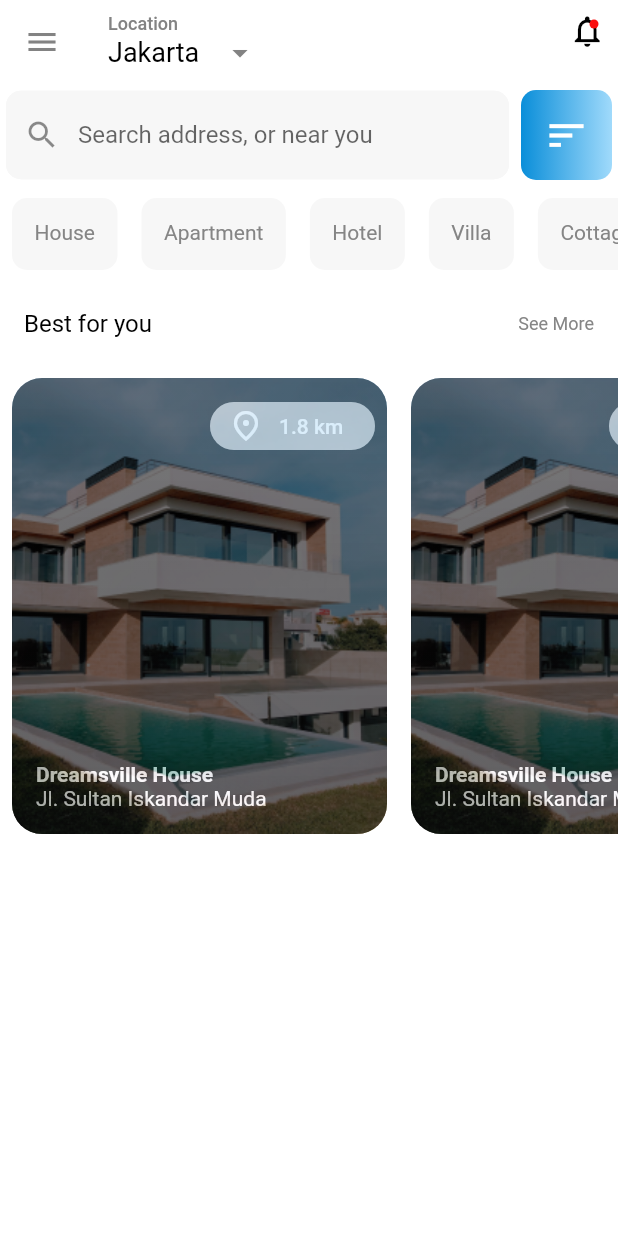
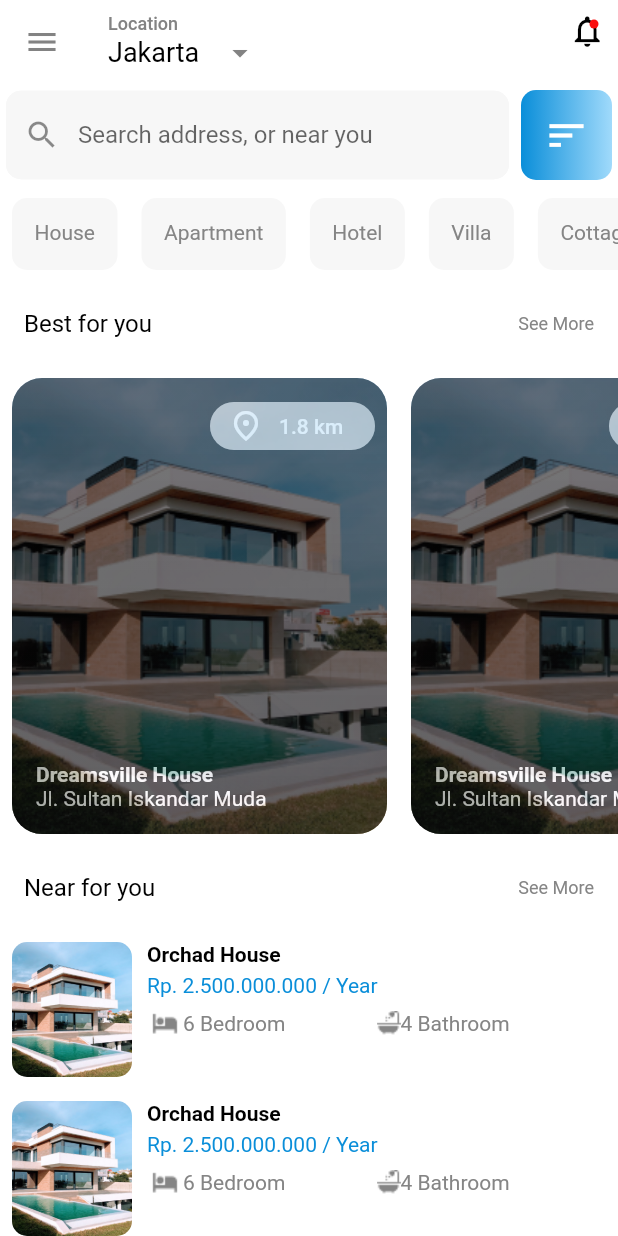
Before and after one commit to eslamelezaby98/rent_app, a Flutter app: the screen it shows after launch, on a phone screen of 412 x 824 dp. Run offline on Flutter 3.47's test engine with Material 2 defaults, Android fonts, the phone set to English and light mode, and no system bars; Roboto replaces fonts that are missing (Raleway).

Commit message:
near for you

```diff
--- a/lib/view/home/home_screen.dart
+++ b/lib/view/home/home_screen.dart
@@ -3,6 +3,7 @@ import 'package:rent_app/config/app_theme/app_color.dart';
 import 'package:rent_app/view/home/app_bar_widget.dart';
 import 'package:rent_app/view/home/building_typies_widget.dart';
 import 'package:rent_app/view/home/best_from_you_widget.dart';
+import 'package:rent_app/view/home/near_for_you_widget.dart';
 import 'package:rent_app/view/home/search_widget.dart';
 
 class HomeScreen extends StatelessWidget {
@@ -30,10 +31,9 @@ class HomeScreen extends StatelessWidget {
       duration: duration,
       child: Material(
         animationDuration: duration,
-        borderRadius:  BorderRadius.only(
-          topLeft: Radius.circular(!isCollapsed? 50 : 0),
-          bottomLeft:Radius.circular(!isCollapsed? 50 : 0)
-        ),
+        borderRadius: BorderRadius.only(
+            topLeft: Radius.circular(!isCollapsed ? 50 : 0),
+            bottomLeft: Radius.circular(!isCollapsed ? 50 : 0)),
         elevation: 10,
         color: AppColor.white,
         child: SafeArea(
@@ -54,6 +54,8 @@ class HomeScreen extends StatelessWidget {
 
                 //* near from you
                 const NearFromYouWidget(),
+                //* near for you
+                const NearForYouWidget()
               ],
             ),
           ),
--- /dev/null
+++ b/lib/view/home/near_for_you_widget.dart
@@ -0,0 +1,128 @@
+import 'package:flutter/material.dart';
+
+import '../../config/app_theme/app_color.dart';
+
+class NearForYouWidget extends StatelessWidget {
+  const NearForYouWidget({super.key});
+
+  @override
+  Widget build(BuildContext context) {
+    return Column(
+      children: [
+        ListTile(
+          title: Text(
+            "Near for you",
+            style: TextStyle(
+              color: AppColor.black,
+              fontSize: 16,
+            ),
+          ),
+          trailing: Text(
+            "See More",
+            style: TextStyle(
+              color: AppColor.textColor,
+              fontSize: 12,
+            ),
+          ),
+        ),
+        SizedBox(
+          height: 500,
+          child: ListView.builder(
+            physics: const NeverScrollableScrollPhysics(),
+            itemCount: 50,
+            itemBuilder: (context, index) {
+              return Padding(
+                padding: const EdgeInsets.all(8.0),
+                child: Row(
+                  mainAxisAlignment: MainAxisAlignment.start,
+                  crossAxisAlignment: CrossAxisAlignment.start,
+                  children: [
+                    Container(
+                      height: 90,
+                      width: 80,
+                      decoration: BoxDecoration(
+                        borderRadius: BorderRadius.circular(10),
+                        image: const DecorationImage(
+                          image: AssetImage("assets/images/build.png"),
+                          fit: BoxFit.cover,
+                        ),
+                      ),
+                    ),
+                    const SizedBox(width: 10),
+                    Expanded(
+                      child: Column(
+                        crossAxisAlignment: CrossAxisAlignment.start,
+                        mainAxisAlignment: MainAxisAlignment.start,
+                        children: [
+                          Text(
+                            "Orchad House",
+                            style: TextStyle(
+                              fontWeight: FontWeight.bold,
+                              color: AppColor.black,
+                            ),
+                          ),
+                          const SizedBox(height: 5),
+                          const Text(
+                            "Rp. 2.500.000.000 / Year",
+                            style: TextStyle(
+                              color: Color(0xff0A8ED9),
+                            ),
+                          ),
+                          const SizedBox(height: 5),
+                          Row(
+                            children: [
+                              Expanded(
+                                child: Row(
+                                  children: const [
+                                    Image(
+                                      image: AssetImage(
+                                        "assets/icon/IC_Bed.png",
+                                      ),
+                                    ),
+                                    Expanded(
+                                      child: Text(
+                                        "6 Bedroom",
+                                        textAlign: TextAlign.start,
+                                        style: TextStyle(
+                                          color: Color(0xff858585),
+                                        ),
+                                      ),
+                                    ),
+                                  ],
+                                ),
+                              ),
+                              Expanded(
+                                child: Row(
+                                  children: const [
+                                    Image(
+                                      image: AssetImage(
+                                        "assets/icon/Group.png",
+                                      ),
+                                    ),
+                                    Expanded(
+                                      child: Text(
+                                        "4 Bathroom",
+                                        textAlign: TextAlign.start,
+                                        style: TextStyle(
+                                          color: Color(0xff858585),
+                                        ),
+                                      ),
+                                    ),
+                                  ],
+                                ),
+                              ),
+                            ],
+                          ),
+                        ],
+                      ),
+                    ),
+                  ],
+                ),
+              );
+            },
+          ),
+        ),
+      ],
+    );
+  }
+}
--- a/pubspec.yaml
+++ b/pubspec.yaml
@@ -62,6 +62,7 @@ flutter:
   # To add assets to your application, add an assets section, like this:
   assets:
     - assets/images/build.png
+    - assets/icon/
   #   - images/a_dot_ham.jpeg
 
   # An image asset can refer to one or more resolution-specific "variants", see
```
Also changed, not shown: assets/icon/Group.png (added), assets/icon/IC_Bed.png (added).
